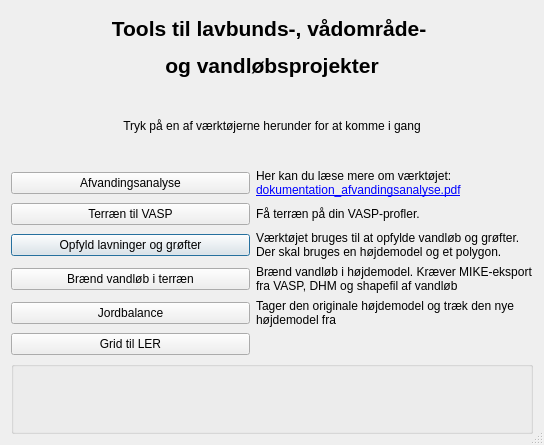
Above: Limf_tools_dialog_base.ui from hrosenskjold/limf-qgis-plugin before the change. Below: the same form after it.
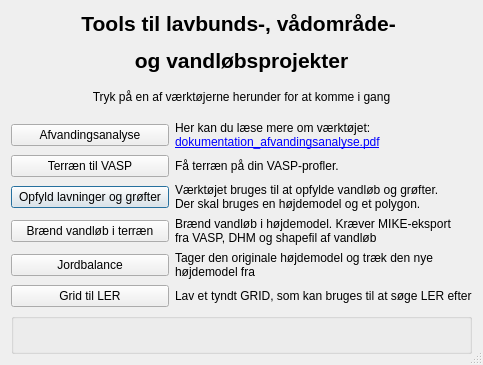
That is the form after the change. Icons and pictures are not drawn.

Commit message: Opdater UI: Grid til LER knap med beskrivelse

```diff
--- a/Limf_tools_dialog_base.ui
+++ b/Limf_tools_dialog_base.ui
@@ -6,8 +6,8 @@
    <rect>
     <x>0</x>
     <y>0</y>
-    <width>544</width>
-    <height>445</height>
+    <width>483</width>
+    <height>365</height>
    </rect>
   </property>
   <property name="windowTitle">
@@ -107,7 +107,7 @@
    <item row="8" column="1">
     <widget class="QLabel" name="label_grid_til_ler">
      <property name="text">
-      <string>&lt;html&gt;&lt;head/&gt;&lt;body&gt;&lt;p&gt;&lt;/p&gt;&lt;/body&gt;&lt;/html&gt;</string>
+      <string>&lt;html&gt;&lt;head/&gt;&lt;body&gt;&lt;p&gt;Lav et tyndt GRID, som kan bruges til at søge LER efter&lt;/p&gt;&lt;/body&gt;&lt;/html&gt;</string>
      </property>
      <property name="openExternalLinks">
       <bool>true</bool>
```
